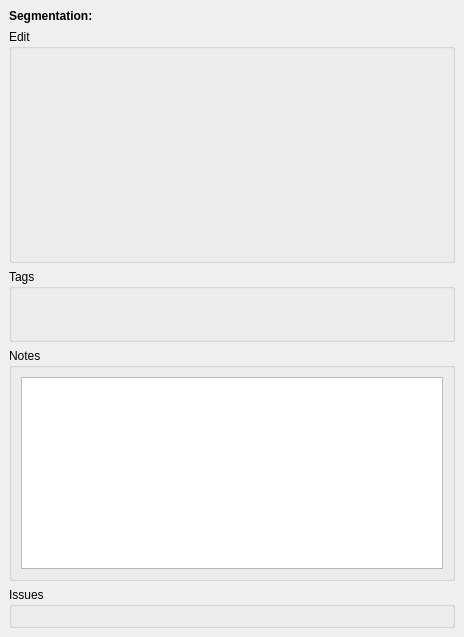
FelixdelasPozas/EspINA, file App/Panels/SegmentationProperties/SegmentationProperties.ui: the form before one commit.
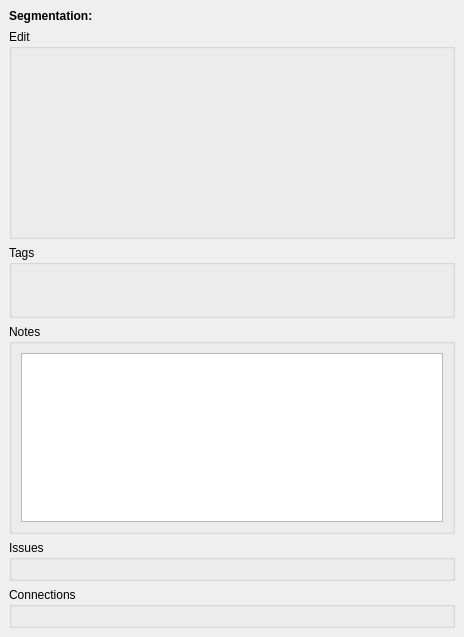
The form after the commit. Icons and pictures are not drawn.

Commit message: Connections. Adjacency matrix report.

```diff
--- a/App/Panels/SegmentationProperties/SegmentationProperties.ui
+++ b/App/Panels/SegmentationProperties/SegmentationProperties.ui
@@ -56,7 +56,7 @@
         <verstretch>0</verstretch>
        </sizepolicy>
       </property>
-      <layout class="QVBoxLayout" name="verticalLayout_2" stretch="0,1,0,1,0">
+      <layout class="QVBoxLayout" name="verticalLayout_2" stretch="0,1,0,1,0,0">
        <item>
         <layout class="QHBoxLayout" name="horizontalLayout">
          <item>
@@ -206,6 +206,18 @@
          </layout>
         </widget>
        </item>
+       <item>
+        <widget class="QGroupBox" name="connectionsGroup">
+         <property name="title">
+          <string>Connections</string>
+         </property>
+         <layout class="QVBoxLayout" name="verticalLayout_8">
+          <property name="spacing">
+           <number>1</number>
+          </property>
+         </layout>
+        </widget>
+       </item>
       </layout>
      </widget>
     </widget>
```
The commit also changes 41 other files.
